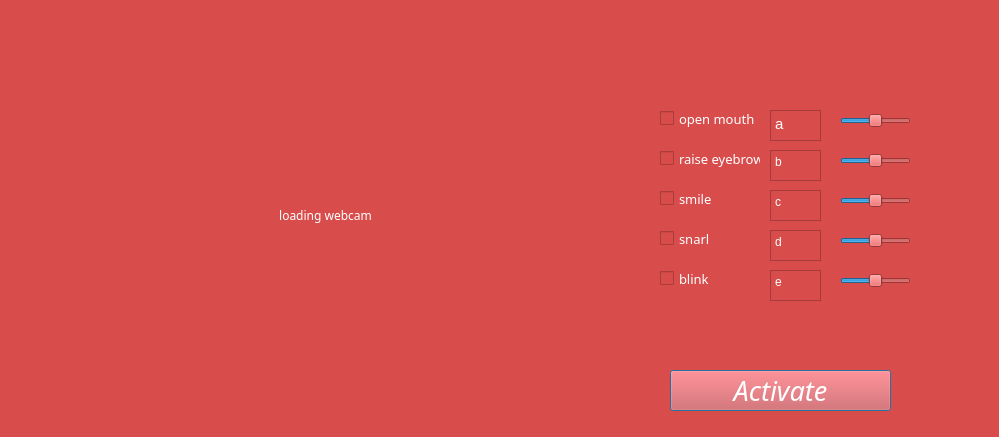
The window that fr2.ui (manulea/MITGUI) describes before a commit, drawn with Qt 5.
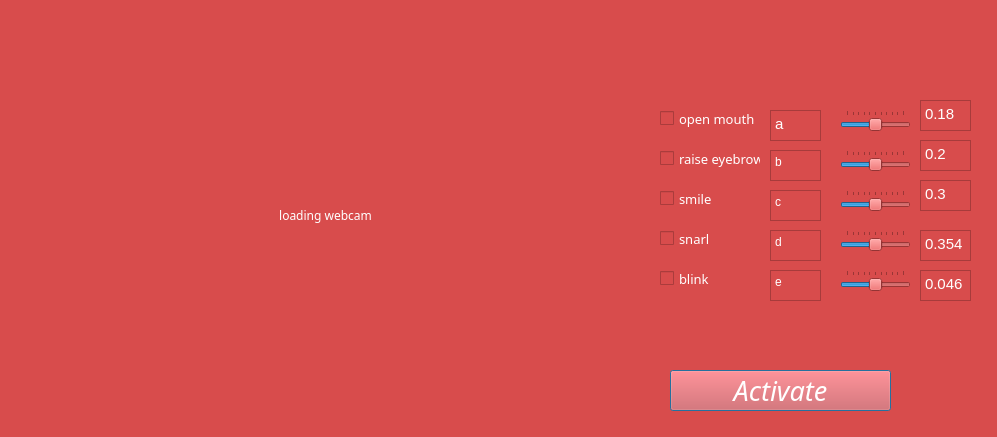
The same window after the commit.

Commit message: Added sliders, which can be improved

Diff of the .ui file:
```diff
--- a/fr2.ui
+++ b/fr2.ui
@@ -6,7 +6,7 @@
    <rect>
     <x>0</x>
     <y>0</y>
-    <width>999</width>
+    <width>997</width>
     <height>437</height>
    </rect>
   </property>
@@ -319,6 +319,9 @@
    <property name="orientation">
     <enum>Qt::Horizontal</enum>
    </property>
+   <property name="tickPosition">
+    <enum>QSlider::TicksAbove</enum>
+   </property>
   </widget>
   <widget class="QSlider" name="horizontalSlider_2">
    <property name="geometry">
@@ -338,6 +341,9 @@
    <property name="orientation">
     <enum>Qt::Horizontal</enum>
    </property>
+   <property name="tickPosition">
+    <enum>QSlider::TicksAbove</enum>
+   </property>
   </widget>
   <widget class="QSlider" name="horizontalSlider_3">
    <property name="geometry">
@@ -357,6 +363,9 @@
    <property name="orientation">
     <enum>Qt::Horizontal</enum>
    </property>
+   <property name="tickPosition">
+    <enum>QSlider::TicksAbove</enum>
+   </property>
   </widget>
   <widget class="QSlider" name="horizontalSlider_4">
    <property name="geometry">
@@ -376,6 +385,9 @@
    <property name="orientation">
     <enum>Qt::Horizontal</enum>
    </property>
+   <property name="tickPosition">
+    <enum>QSlider::TicksAbove</enum>
+   </property>
   </widget>
   <widget class="QSlider" name="horizontalSlider_5">
    <property name="geometry">
@@ -394,6 +406,174 @@
    </property>
    <property name="orientation">
     <enum>Qt::Horizontal</enum>
+   </property>
+   <property name="tickPosition">
+    <enum>QSlider::TicksAbove</enum>
+   </property>
+  </widget>
+  <widget class="QPlainTextEdit" name="txtOpenMouthT">
+   <property name="geometry">
+    <rect>
+     <x>920</x>
+     <y>100</y>
+     <width>51</width>
+     <height>31</height>
+    </rect>
+   </property>
+   <property name="font">
+    <font>
+     <family>MS Shell Dlg 2</family>
+     <pointsize>11</pointsize>
+     <weight>50</weight>
+     <italic>false</italic>
+     <bold>false</bold>
+    </font>
+   </property>
+   <property name="whatsThis">
+    <string>&lt;html&gt;&lt;head/&gt;&lt;body&gt;&lt;p align=&quot;center&quot;&gt;&lt;br/&gt;a&lt;/p&gt;&lt;/body&gt;&lt;/html&gt;</string>
+   </property>
+   <property name="styleSheet">
+    <string notr="true">color: rgb(255, 255, 255);
+font: 11pt &quot;MS Shell Dlg 2&quot;;
+alignment: AlignCenter;</string>
+   </property>
+   <property name="verticalScrollBarPolicy">
+    <enum>Qt::ScrollBarAlwaysOff</enum>
+   </property>
+   <property name="plainText">
+    <string>0.18</string>
+   </property>
+  </widget>
+  <widget class="QPlainTextEdit" name="txtRaiseEyebrowsT">
+   <property name="geometry">
+    <rect>
+     <x>920</x>
+     <y>140</y>
+     <width>51</width>
+     <height>31</height>
+    </rect>
+   </property>
+   <property name="font">
+    <font>
+     <family>MS Shell Dlg 2</family>
+     <pointsize>11</pointsize>
+     <weight>50</weight>
+     <italic>false</italic>
+     <bold>false</bold>
+    </font>
+   </property>
+   <property name="whatsThis">
+    <string>&lt;html&gt;&lt;head/&gt;&lt;body&gt;&lt;p align=&quot;center&quot;&gt;&lt;br/&gt;a&lt;/p&gt;&lt;/body&gt;&lt;/html&gt;</string>
+   </property>
+   <property name="styleSheet">
+    <string notr="true">color: rgb(255, 255, 255);
+font: 11pt &quot;MS Shell Dlg 2&quot;;
+alignment: AlignCenter;</string>
+   </property>
+   <property name="verticalScrollBarPolicy">
+    <enum>Qt::ScrollBarAlwaysOff</enum>
+   </property>
+   <property name="plainText">
+    <string>0.2</string>
+   </property>
+  </widget>
+  <widget class="QPlainTextEdit" name="txtSmileT">
+   <property name="geometry">
+    <rect>
+     <x>920</x>
+     <y>180</y>
+     <width>51</width>
+     <height>31</height>
+    </rect>
+   </property>
+   <property name="font">
+    <font>
+     <family>MS Shell Dlg 2</family>
+     <pointsize>11</pointsize>
+     <weight>50</weight>
+     <italic>false</italic>
+     <bold>false</bold>
+    </font>
+   </property>
+   <property name="whatsThis">
+    <string>&lt;html&gt;&lt;head/&gt;&lt;body&gt;&lt;p align=&quot;center&quot;&gt;&lt;br/&gt;a&lt;/p&gt;&lt;/body&gt;&lt;/html&gt;</string>
+   </property>
+   <property name="styleSheet">
+    <string notr="true">color: rgb(255, 255, 255);
+font: 11pt &quot;MS Shell Dlg 2&quot;;
+alignment: AlignCenter;</string>
+   </property>
+   <property name="verticalScrollBarPolicy">
+    <enum>Qt::ScrollBarAlwaysOff</enum>
+   </property>
+   <property name="plainText">
+    <string>0.3</string>
+   </property>
+  </widget>
+  <widget class="QPlainTextEdit" name="txtSnarlT">
+   <property name="geometry">
+    <rect>
+     <x>920</x>
+     <y>230</y>
+     <width>51</width>
+     <height>31</height>
+    </rect>
+   </property>
+   <property name="font">
+    <font>
+     <family>MS Shell Dlg 2</family>
+     <pointsize>11</pointsize>
+     <weight>50</weight>
+     <italic>false</italic>
+     <bold>false</bold>
+    </font>
+   </property>
+   <property name="whatsThis">
+    <string>&lt;html&gt;&lt;head/&gt;&lt;body&gt;&lt;p align=&quot;center&quot;&gt;&lt;br/&gt;a&lt;/p&gt;&lt;/body&gt;&lt;/html&gt;</string>
+   </property>
+   <property name="styleSheet">
+    <string notr="true">color: rgb(255, 255, 255);
+font: 11pt &quot;MS Shell Dlg 2&quot;;
+alignment: AlignCenter;</string>
+   </property>
+   <property name="verticalScrollBarPolicy">
+    <enum>Qt::ScrollBarAlwaysOff</enum>
+   </property>
+   <property name="plainText">
+    <string>0.354</string>
+   </property>
+  </widget>
+  <widget class="QPlainTextEdit" name="txtBlinkT">
+   <property name="geometry">
+    <rect>
+     <x>920</x>
+     <y>270</y>
+     <width>51</width>
+     <height>31</height>
+    </rect>
+   </property>
+   <property name="font">
+    <font>
+     <family>MS Shell Dlg 2</family>
+     <pointsize>11</pointsize>
+     <weight>50</weight>
+     <italic>false</italic>
+     <bold>false</bold>
+    </font>
+   </property>
+   <property name="whatsThis">
+    <string>&lt;html&gt;&lt;head/&gt;&lt;body&gt;&lt;p align=&quot;center&quot;&gt;&lt;br/&gt;a&lt;/p&gt;&lt;/body&gt;&lt;/html&gt;</string>
+   </property>
+   <property name="styleSheet">
+    <string notr="true">color: rgb(255, 255, 255);
+font: 11pt &quot;MS Shell Dlg 2&quot;;
+alignment: AlignCenter;</string>
+   </property>
+   <property name="verticalScrollBarPolicy">
+    <enum>Qt::ScrollBarAlwaysOff</enum>
+   </property>
+   <property name="plainText">
+    <string>0.046</string>
    </property>
   </widget>
  </widget>
```
Left out of the diff: 13 changed lines with no effect on the pictures. The commit also changes 1 other file.
